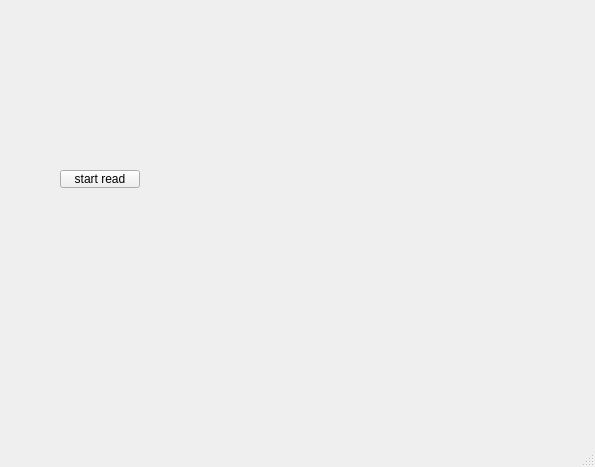
First picture: the form in qt_modbus_stend/stend_main_window.ui, repository akrabatt/qt_modbus_stend, before the edit.
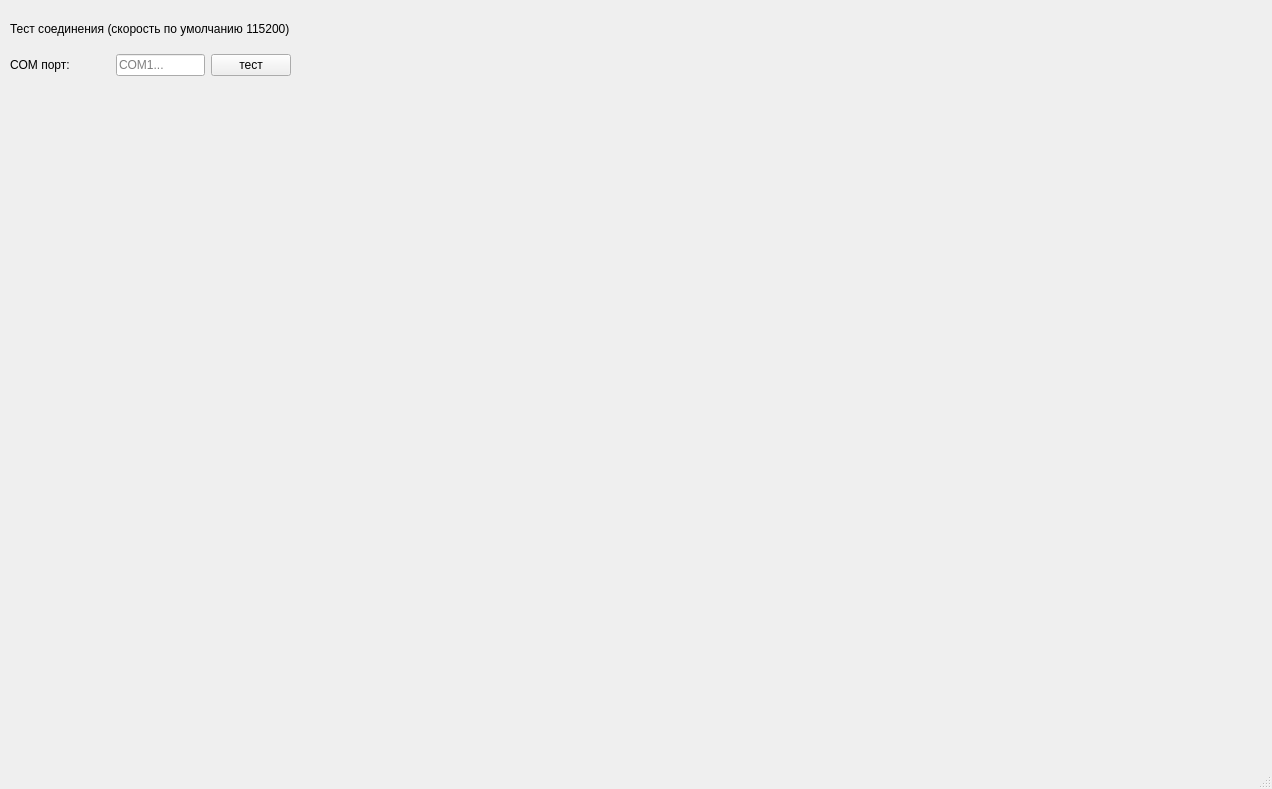
Second picture: the form after the edit.

Commit message: start real work

What changed in the file:
```diff
--- a/qt_modbus_stend/stend_main_window.ui
+++ b/qt_modbus_stend/stend_main_window.ui
@@ -6,71 +6,68 @@
    <rect>
     <x>0</x>
     <y>0</y>
-    <width>595</width>
-    <height>467</height>
+    <width>1272</width>
+    <height>789</height>
    </rect>
   </property>
   <property name="windowTitle">
    <string>stend_main_window</string>
   </property>
   <widget class="QWidget" name="centralwidget">
-   <widget class="QPushButton" name="button_read">
+   <widget class="QWidget" name="verticalLayoutWidget">
     <property name="geometry">
      <rect>
-      <x>60</x>
-      <y>170</y>
-      <width>80</width>
-      <height>18</height>
-     </rect>
-    </property>
-    <property name="text">
-     <string>start read</string>
-    </property>
-   </widget>
-   <widget class="QWidget" name="layoutWidget">
-    <property name="geometry">
-     <rect>
-      <x>150</x>
-      <y>110</y>
-      <width>101</width>
-      <height>171</height>
+      <x>10</x>
+      <y>10</y>
+      <width>281</width>
+      <height>66</height>
      </rect>
     </property>
     <layout class="QVBoxLayout" name="verticalLayout">
      <item>
       <widget class="QLabel" name="lab_reg_1">
        <property name="text">
-        <string/>
+        <string>Тест соединения (скорость по умолчанию 115200)</string>
        </property>
       </widget>
      </item>
      <item>
-      <widget class="QLabel" name="lab_reg_2">
+      <layout class="QHBoxLayout" name="horizontalLayout">
+       <item>
+        <widget class="QLabel" name="just_lable_2">
        <property name="text">
-        <string/>
+          <string>COM порт:</string>
        </property>
       </widget>
      </item>
      <item>
-      <widget class="QLabel" name="lab_reg_3">
-       <property name="text">
-        <string/>
-       </property>
-      </widget>
+        <spacer name="horizontalSpacer">
+         <property name="orientation">
+          <enum>Qt::Horizontal</enum>
+         </property>
+         <property name="sizeHint" stdset="0">
+          <size>
+           <width>60</width>
+           <height>20</height>
+          </size>
+         </property>
+        </spacer>
      </item>
      <item>
-      <widget class="QLabel" name="lab_reg_4">
-       <property name="text">
-        <string/>
+        <widget class="QLineEdit" name="line_in_com_num">
+         <property name="placeholderText">
+          <string>COM1...</string>
        </property>
       </widget>
      </item>
      <item>
-      <widget class="QLabel" name="lab_reg_5">
+        <widget class="QPushButton" name="button_test_connection">
        <property name="text">
-        <string/>
-       </property>
-      </widget>
+          <string>тест</string>
+         </property>
+        </widget>
+       </item>
+      </layout>
      </item>
     </layout>
    </widget>
```
Left out of the diff: 4 changed lines with no effect on the pictures. Lines whose indentation alone changed are shown as unchanged. The commit also changes 19 other files.
